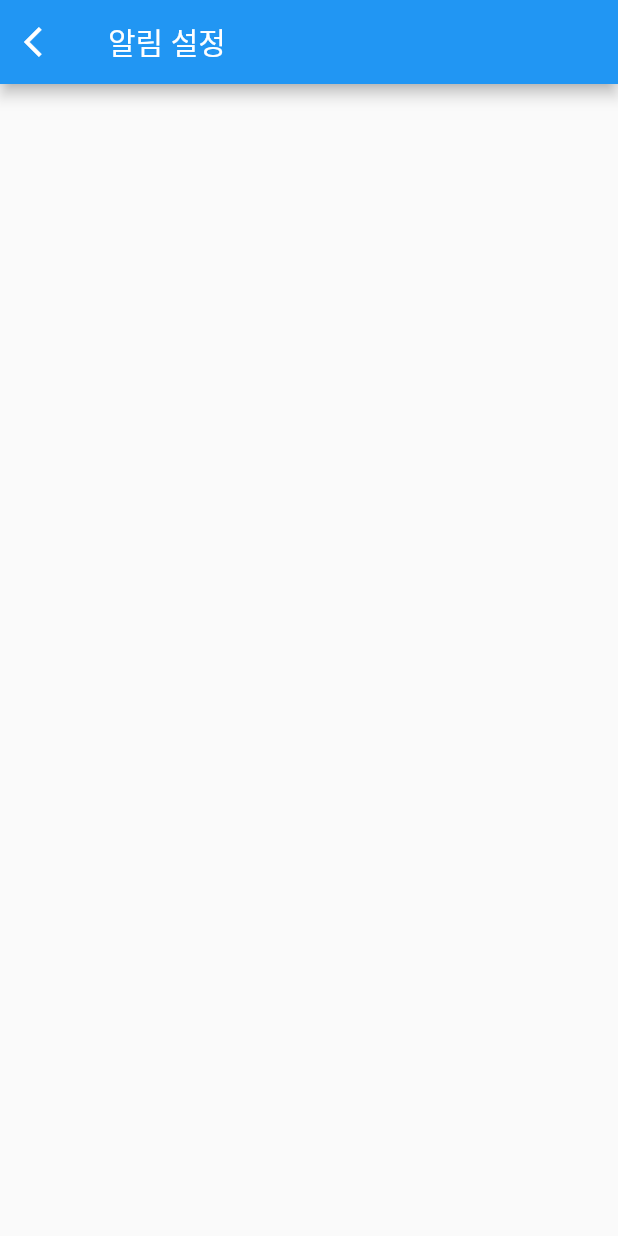
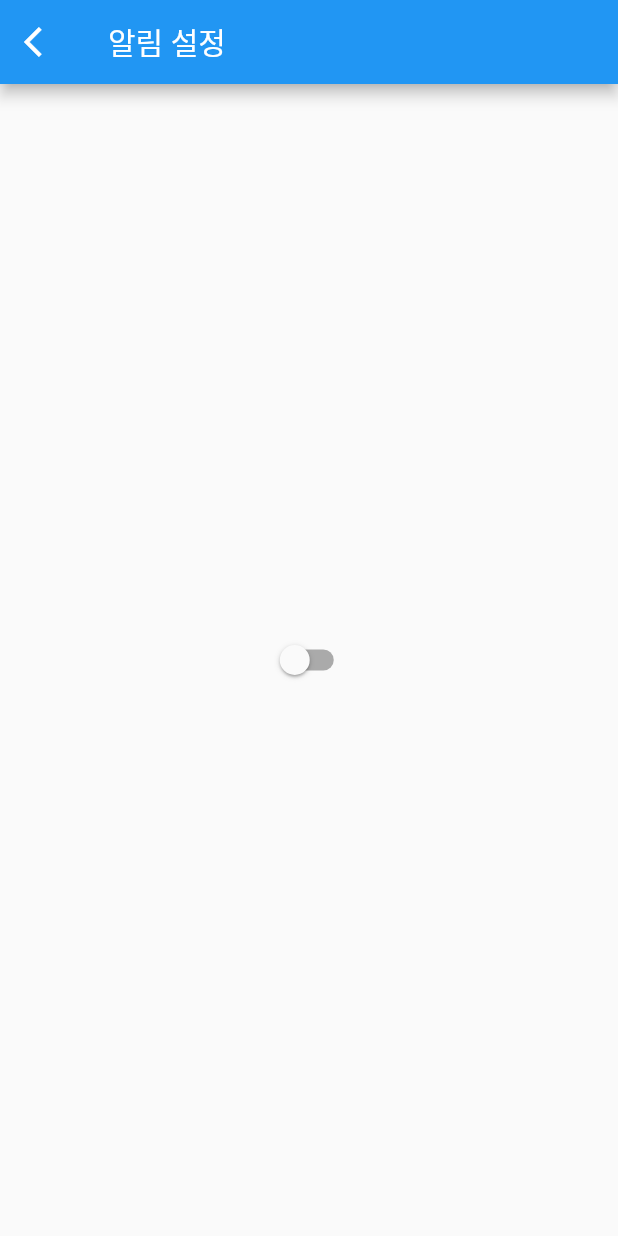
Before and after one commit to moonyah/HealthAPP, a Flutter app: the screen it shows after launch, in the side drawer, after a tap on "알림설정", on a phone screen of 412 x 824 dp. Run offline on Flutter 3.47's test engine with Material 2 defaults, Android fonts, the phone set to English and light mode, and no system bars; our stand-ins replace stop_watch_timer, syncfusion_flutter_calendar.

```diff
--- a/stopwatch/lib/alarm.dart
+++ b/stopwatch/lib/alarm.dart
@@ -1,4 +1,10 @@
 import 'package:flutter/material.dart';
+
+void main() {
+  runApp(MaterialApp(
+    home: Alarm(),
+  ));
+}
 
 class Alarm extends StatefulWidget {
   static Future<void> navigatorPush(BuildContext context) async {
@@ -15,6 +21,8 @@ class Alarm extends StatefulWidget {
 }
 
 class _State extends State<Alarm> {
+  bool isSwitched = false;
+
   @override
   Widget build(BuildContext context) {
     return MaterialApp( //use MaterialApp() widget like this
@@ -30,6 +38,19 @@ class _State extends State<Alarm> {
                 }
             )
         ),
+        body: Center(
+          child: Switch(
+            value: isSwitched,
+            onChanged: (value) {
+              setState(() {
+                isSwitched = value;
+                print(isSwitched);
+              });
+            },
+            activeTrackColor: Colors.yellow,
+            activeColor: Colors.orangeAccent,
+          ),
+        )
       ),
     );
   }
```
